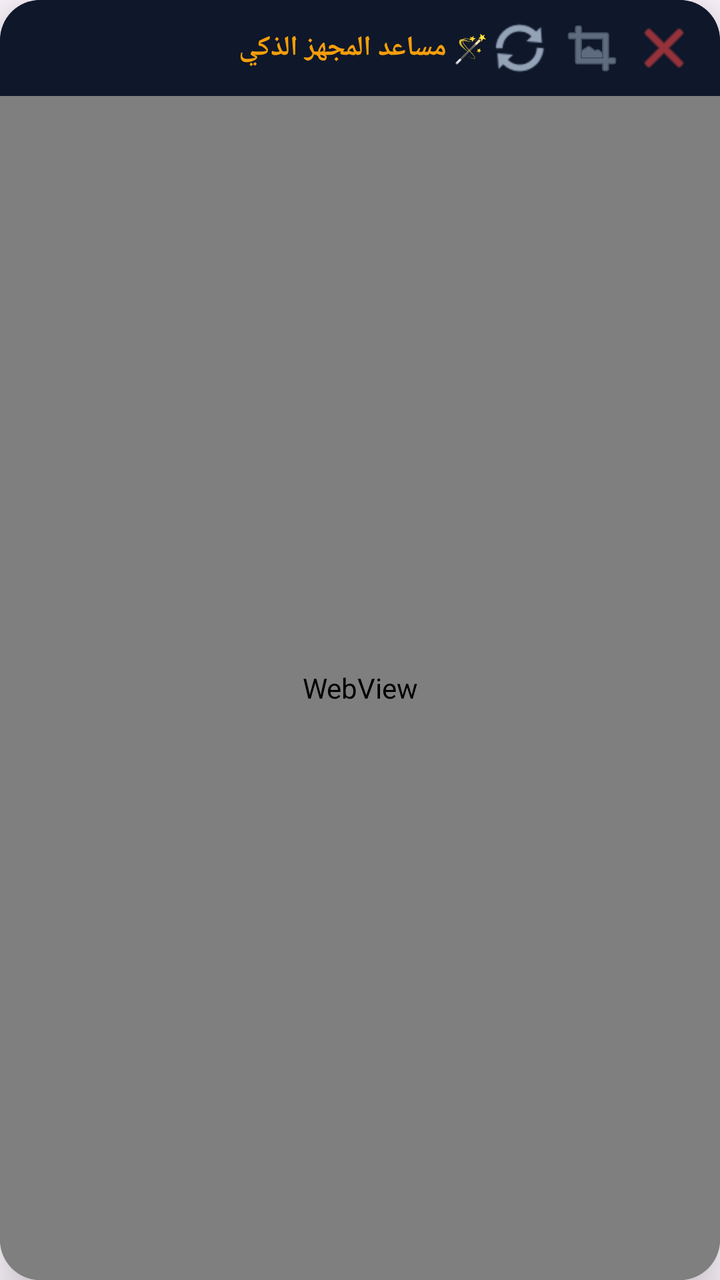
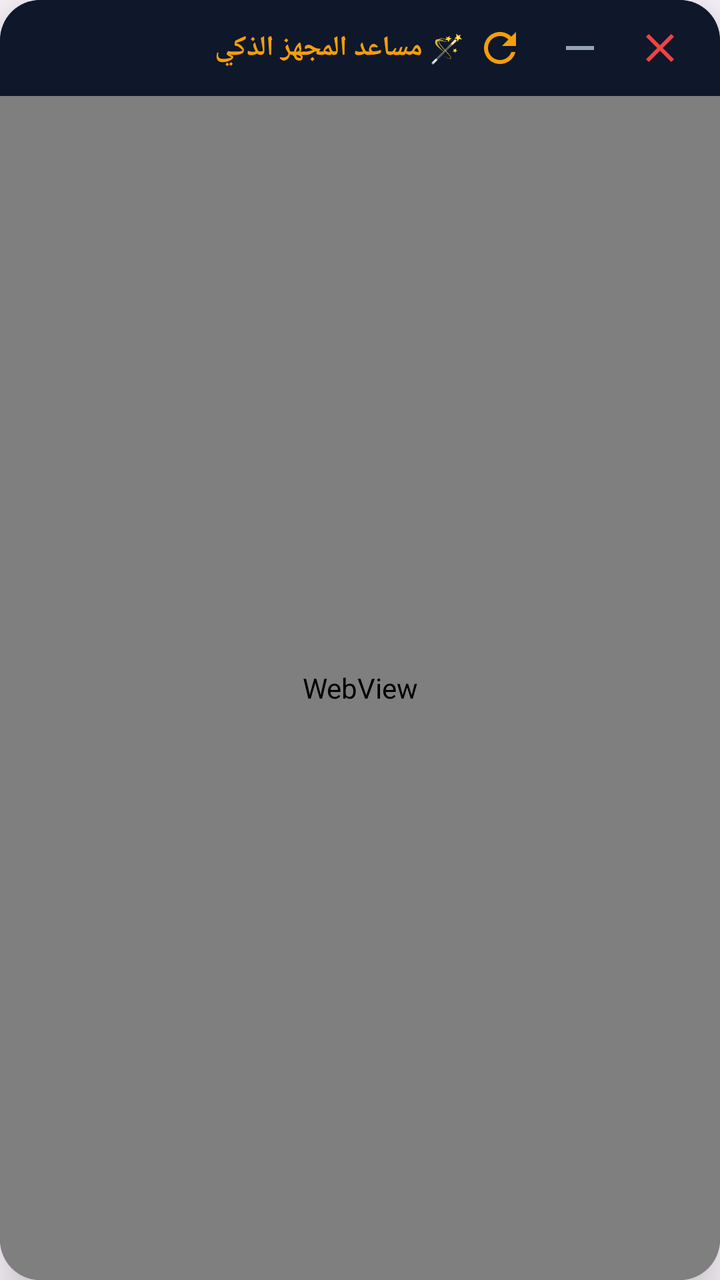

Screens rendered from an Android XML layout before and after an edit, with the pre-edit source and the edit as a unified diff.
<!-- AndroidManifest.xml: application theme Theme.AboAkbarAdmin -->
<!-- res/layout/layout_floating_assistant.xml -->
<?xml version="1.0" encoding="utf-8"?>
<LinearLayout xmlns:android="http://schemas.android.com/apk/res/android"
    android:id="@+id/rootFloatingView"
    android:layout_width="match_parent"
    android:layout_height="match_parent"
    android:background="@drawable/bg_floating_panel"
    android:orientation="vertical"
    android:elevation="16dp"
    android:clipToOutline="true">

    
    <LinearLayout
        android:id="@+id/headerLayout"
        android:layout_width="match_parent"
        android:layout_height="48dp"
        android:background="#0F172A"
        android:gravity="center_vertical"
        android:orientation="horizontal"
        android:paddingStart="12dp"
        android:paddingEnd="12dp">

        <TextView
            android:layout_width="0dp"
            android:layout_height="wrap_content"
            android:layout_weight="1"
            android:text="🪄 مساعد المجهز الذكي"
            android:textColor="#F59E0B"
            android:textSize="14sp"
            android:textStyle="bold" />

        
        <ImageButton
            android:id="@+id/btnReload"
            android:layout_width="32dp"
            android:layout_height="32dp"
            android:background="?attr/selectableItemBackgroundBorderless"
            android:src="@android:drawable/ic_popup_sync"
            android:tint="#94A3B8" />

        
        <ImageButton
            android:id="@+id/btnMinimize"
            android:layout_width="32dp"
            android:layout_height="32dp"
            android:layout_marginStart="4dp"
            android:background="?attr/selectableItemBackgroundBorderless"
            android:src="@android:drawable/ic_menu_crop"
            android:tint="#94A3B8" />

        
        <ImageButton
            android:id="@+id/btnClose"
            android:layout_width="32dp"
            android:layout_height="32dp"
            android:layout_marginStart="4dp"
            android:background="?attr/selectableItemBackgroundBorderless"
            android:src="@android:drawable/ic_menu_close_clear_cancel"
            android:tint="#EF4444" />
    </LinearLayout>

    <ProgressBar
        android:id="@+id/progressBar"
        style="?android:attr/progressBarStyleHorizontal"
        android:layout_width="match_parent"
        android:layout_height="3dp"
        android:indeterminate="true"
        android:visibility="gone" />

    
    <WebView
        android:id="@+id/assistantWebView"
        android:layout_width="match_parent"
        android:layout_height="0dp"
        android:layout_weight="1"
        android:background="#020617" />

</LinearLayout>
<!-- resources referenced by this layout -->
<resources>
  <!-- drawable bg_floating_panel (drawable) -->
  <?xml version="1.0" encoding="utf-8"?>
  <shape xmlns:android="http://schemas.android.com/apk/res/android">
      <solid android:color="#0F172A" />
      <corners android:radius="20dp" />
      <stroke android:width="1.5dp" android:color="#334155" />
  </shape>
  <style name="Theme.AboAkbarAdmin" parent="Theme.Material3.DayNight.NoActionBar">
          <item name="colorPrimary">@color/sky_800</item>
          <item name="colorPrimaryDark">@color/sky_950</item>
          <item name="colorSecondary">@color/cyan_100</item>
          <item name="android:statusBarColor">@color/sky_950</item>
          <item name="android:windowLightStatusBar">false</item>
      </style>
  <color name="sky_800">#075985</color>
  <color name="sky_950">#082F49</color>
  <color name="cyan_100">#CFFAFE</color>
</resources>

<!-- the commit's change to res/layout/layout_floating_assistant.xml (unified diff, before → after) -->
@@ -31,31 +31,34 @@
         
         <ImageButton
             android:id="@+id/btnReload"
-            android:layout_width="32dp"
-            android:layout_height="32dp"
+            android:layout_width="36dp"
+            android:layout_height="36dp"
             android:background="?attr/selectableItemBackgroundBorderless"
-            android:src="@android:drawable/ic_popup_sync"
-            android:tint="#94A3B8" />
+            android:src="@drawable/ic_assistant_refresh"
+            android:scaleType="centerInside"
+            android:contentDescription="تحديث" />
 
         
         <ImageButton
             android:id="@+id/btnMinimize"
-            android:layout_width="32dp"
-            android:layout_height="32dp"
+            android:layout_width="36dp"
+            android:layout_height="36dp"
             android:layout_marginStart="4dp"
             android:background="?attr/selectableItemBackgroundBorderless"
-            android:src="@android:drawable/ic_menu_crop"
-            android:tint="#94A3B8" />
+            android:src="@drawable/ic_assistant_minimize"
+            android:scaleType="centerInside"
+            android:contentDescription="تصغير" />
 
         
         <ImageButton
             android:id="@+id/btnClose"
-            android:layout_width="32dp"
-            android:layout_height="32dp"
+            android:layout_width="36dp"
+            android:layout_height="36dp"
             android:layout_marginStart="4dp"
             android:background="?attr/selectableItemBackgroundBorderless"
-            android:src="@android:drawable/ic_menu_close_clear_cancel"
-            android:tint="#EF4444" />
+            android:src="@drawable/ic_assistant_close"
+            android:scaleType="centerInside"
+            android:contentDescription="إغلاق" />
     </LinearLayout>
 
     <ProgressBar
<!-- resource entries referenced after the edit -->
@@ -7,6 +7,36 @@
       <corners android:radius="20dp" />
       <stroke android:width="1.5dp" android:color="#334155" />
   </shape>
+  <!-- drawable ic_assistant_close (drawable) -->
+  <vector xmlns:android="http://schemas.android.com/apk/res/android"
+      android:width="24dp"
+      android:height="24dp"
+      android:viewportWidth="24"
+      android:viewportHeight="24">
+    <path
+        android:fillColor="#EF4444"
+        android:pathData="M19,6.41L17.59,5 12,10.59 6.41,5 5,6.41 10.59,12 5,17.59 6.41,19 12,13.41 17.59,19 19,17.59 13.41,12z"/>
+  </vector>
+  <!-- drawable ic_assistant_minimize (drawable) -->
+  <vector xmlns:android="http://schemas.android.com/apk/res/android"
+      android:width="24dp"
+      android:height="24dp"
+      android:viewportWidth="24"
+      android:viewportHeight="24">
+    <path
+        android:fillColor="#94A3B8"
+        android:pathData="M19,13H5v-2h14v2z"/>
+  </vector>
+  <!-- drawable ic_assistant_refresh (drawable) -->
+  <vector xmlns:android="http://schemas.android.com/apk/res/android"
+      android:width="24dp"
+      android:height="24dp"
+      android:viewportWidth="24"
+      android:viewportHeight="24">
+    <path
+        android:fillColor="#F59E0B"
+        android:pathData="M17.65,6.35C16.2,4.9 14.21,4 12,4c-4.42,0 -7.99,3.58 -7.99,8s3.57,8 7.99,8c3.73,0 6.84,-2.55 7.73,-6h-2.08c-0.82,2.33 -3.04,4 -5.65,4 -3.31,0 -6,-2.69 -6,-6s2.69,-6 6,-6c1.66,0 3.14,0.69 4.22,1.78L13,11h7V4l-2.35,2.35z"/>
+  </vector>
   <style name="Theme.AboAkbarAdmin" parent="Theme.Material3.DayNight.NoActionBar">
           <item name="colorPrimary">@color/sky_800</item>
           <item name="colorPrimaryDark">@color/sky_950</item>
